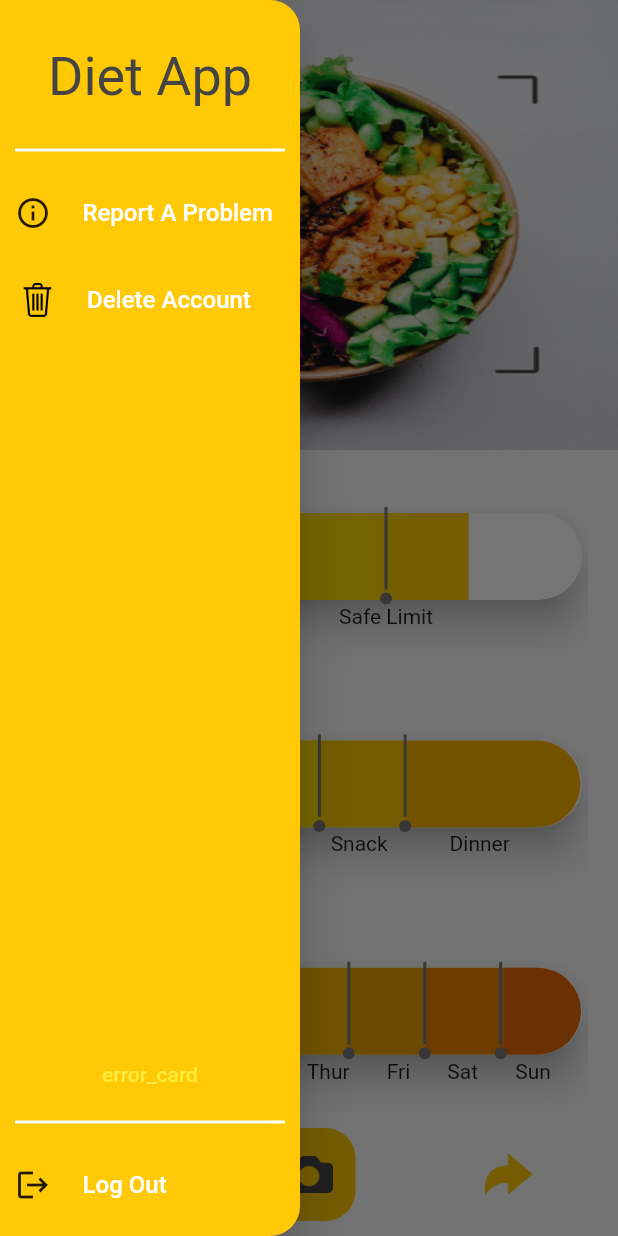
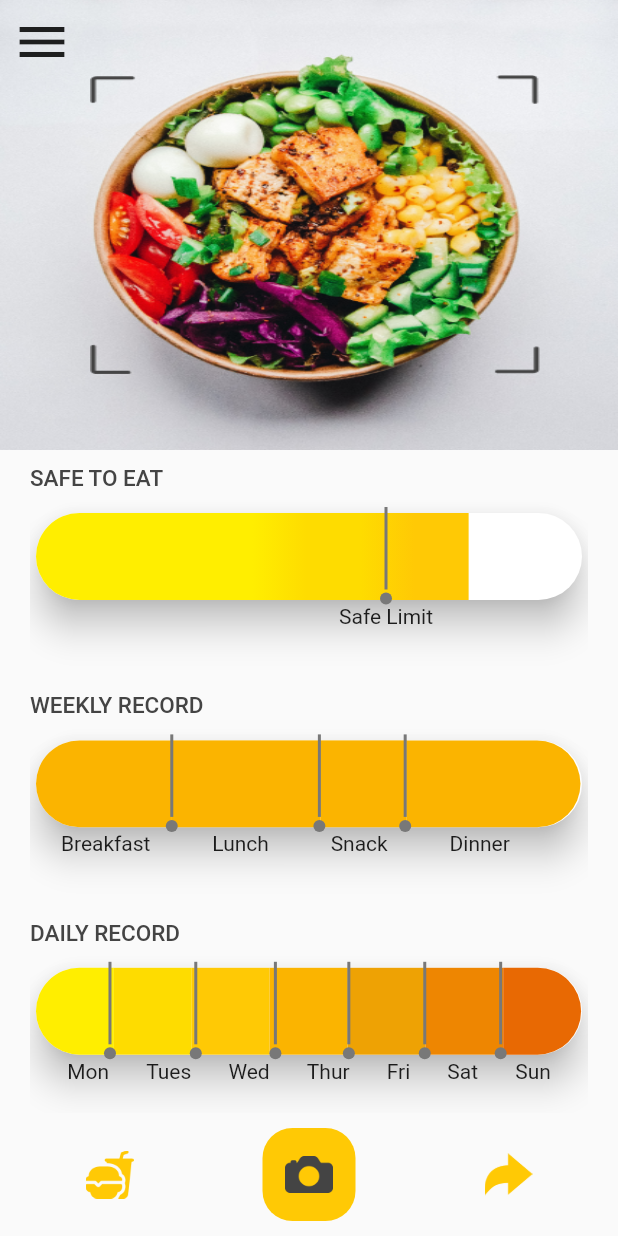
Before and after one commit to RabiaYazdani/DietApp, a Flutter app: the HomeScreen screen opened directly, scrolled down 49 dp, after a tap on the "menu" icon, on a phone screen of 412 x 824 dp. Run offline on Flutter 3.47's test engine with Material 2 defaults, Android fonts, the phone set to English and light mode, and no system bars; our stand-ins replace camera; Roboto replaces fonts that are missing (Buttoni, Montserrat, Buttoni); project files that could hold a hidden picture were left out.

Commit message:
Icon Button Working fixed

```diff
--- a/lib/Screens/bite_screen.dart
+++ b/lib/Screens/bite_screen.dart
@@ -71,7 +71,7 @@ class _BiteScreenState extends State<BiteScreen> {
     }
   }
 
-  GlobalKey<ScaffoldState> scaffoldState = GlobalKey();
+  GlobalKey<ScaffoldState> scaffoldState = GlobalKey<ScaffoldState>();
   @override
   Widget build(BuildContext context) {
     final mediaQuery = MediaQuery.of(context).size;
@@ -83,21 +83,13 @@ class _BiteScreenState extends State<BiteScreen> {
           children: [
             backgroundImage(mediaQuery),
             Padding(
-              padding: const EdgeInsets.all(10),
-              child: IconButton(
-                  onPressed: () {
-                    scaffoldState.currentState?.openDrawer();
-                  },
-                  icon: const Icon(Icons.menu, size: 40)),
-            ),
-            Padding(
               padding: const EdgeInsets.only(left: 20, right: 20),
               child: SingleChildScrollView(
                 child: Column(
                   crossAxisAlignment: CrossAxisAlignment.center,
                   mainAxisAlignment: MainAxisAlignment.center,
                   children: [
-                    height(140),
+                    height(mediaQuery.height * 0.14),
                     Center(
                         child: ButtoniText(
                             size: 40,
@@ -189,7 +181,15 @@ class _BiteScreenState extends State<BiteScreen> {
                   ],
                 ),
               ),
-            )
+            ),
+            Padding(
+              padding: const EdgeInsets.all(10),
+              child: IconButton(
+                  onPressed: () {
+                    scaffoldState.currentState?.openDrawer();
+                  },
+                  icon: const Icon(Icons.menu, size: 40)),
+            ),
           ],
         ),
       ),
--- a/lib/Screens/camera_screen.dart
+++ b/lib/Screens/camera_screen.dart
@@ -1,10 +1,9 @@
 import 'dart:io';
 import 'package:camera/camera.dart';
-import 'package:diet_app/Screens/home_screen.dart';
-import 'package:flutter/cupertino.dart';
 import 'package:flutter/foundation.dart';
 import 'package:flutter/material.dart';
 
+import '../Screens/home_screen.dart';
 import '../app_color.dart';
 import '../constants.dart';
 
@@ -21,35 +20,24 @@ class CameraScreenState extends State<CameraScreen> {
   @override
   void initState() {
     super.initState();
-    // To display the current output from the Camera,
-    // create a CameraController.
     _controller = CameraController(
-      // Get a specific camera from the list of available cameras.
       ConstantParameters.camera.first,
-      // Define the resolution to use.
       ResolutionPreset.high,
     );
-
-    // Next, initialize the controller. This returns a Future.
     _initializeControllerFuture = _controller.initialize();
   }
 
   @override
   void dispose() {
-    // Dispose of the controller when the widget is disposed.
     _controller.dispose();
     super.dispose();
   }
 
   @override
   Widget build(BuildContext context) {
-    final mediaQuery = MediaQuery.of(context).size;
     return SafeArea(
       child: Scaffold(
         backgroundColor: Colors.black12,
-        // You must wait until the controller is initialized before displaying the
-        // camera preview. Use a FutureBuilder to display a loading spinner until the
-        // controller has finished initializing.
         body: Stack(
           children: [
             SizedBox(
@@ -59,10 +47,8 @@ class CameraScreenState extends State<CameraScreen> {
                 future: _initializeControllerFuture,
                 builder: (context, snapshot) {
                   if (snapshot.connectionState == ConnectionState.done) {
-                    // If the Future is complete, display the preview.
                     return CameraPreview(_controller);
                   } else {
-                    // Otherwise, display a loading indicator.
                     return const Center(child: CircularProgressIndicator());
                   }
                 },
@@ -80,23 +66,15 @@ class CameraScreenState extends State<CameraScreen> {
                     radius: 35,
                     child: TextButton(
                       onPressed: () async {
-                        // Take the Picture in a try / catch block. If anything goes wrong,
-                        // catch the error.
                         try {
-                          // Ensure that the camera is initialized.
                           await _initializeControllerFuture;
 
-                          // Attempt to take a picture and get the file `image`
-                          // where it was saved.
                           final image = await _controller.takePicture();
 
                           if (!mounted) return;
-                          // If the picture was taken, display it on a new screen.
                           await Navigator.of(context).push(
                             MaterialPageRoute(
                               builder: (context) => DisplayPictureScreen(
-                                // Pass the automatically generated path to
-                                // the DisplayPictureScreen widget.
                                 imagePath: image.path,
                               ),
                             ),
--- a/lib/Screens/home_screen.dart
+++ b/lib/Screens/home_screen.dart
@@ -31,13 +31,13 @@ class _HomeScreenState extends State<HomeScreen> {
   @override
   Widget build(BuildContext context) {
     GlobalKey<ScaffoldState> scaffoldState = GlobalKey<ScaffoldState>();
-    // if (widget.imagePath != "") {
-    //   Future.delayed(
-    //       const Duration(seconds: 1), () => showPaymentCard(context));
-    // }
-    // if (widget.imagePath == "") {
-    //   Future.delayed(const Duration(seconds: 1), () => showTips(context));
-    // }
+    if (widget.imagePath != "") {
+      Future.delayed(
+          const Duration(seconds: 1), () => showPaymentCard(context));
+    }
+    if (widget.imagePath == "") {
+      Future.delayed(const Duration(seconds: 1), () => showTips(context));
+    }
     return SafeArea(
       child: Scaffold(
         key: scaffoldState,
--- a/lib/Widgets/weekly_report.dart
+++ b/lib/Widgets/weekly_report.dart
@@ -27,25 +27,26 @@ class WeeklyReport extends StatelessWidget {
                     borderRadius: BorderRadius.circular(40)),
                 child: Row(
                   children: [
-                    if (data["breakfast"] == true)
                     Container(
                       width: mediaQuery.width * 0.22,
-                        decoration: const BoxDecoration(
-                            borderRadius: BorderRadius.only(
+                      decoration: BoxDecoration(
+                          borderRadius: const BorderRadius.only(
                               topLeft: Radius.circular(40),
                               bottomLeft: Radius.circular(40)),
-                            color: AppColor.colorCode1),
+                          color: data["breakfast"] == true
+                              ? AppColor.colorCode4
+                              : Colors.white),
                     ),
-                    if (data["lunch"] == true)
                     Container(
                         width: mediaQuery.width * 0.24,
-                        color: AppColor.colorCode2,
-                      ),
-                    if (data["snack"] == true)
+                        color: data["lunch"] == true
+                            ? AppColor.colorCode4
+                            : Colors.white),
                     Container(
                         width: mediaQuery.width * 0.14,
-                        color: AppColor.colorCode3,
-                      ),
+                        color: data["snack"] == true
+                            ? AppColor.colorCode4
+                            : Colors.white),
                     Container(
                       width: mediaQuery.width * 0.281,
                       decoration: BoxDecoration(
```
Lines whose indentation alone changed are shown as unchanged.
